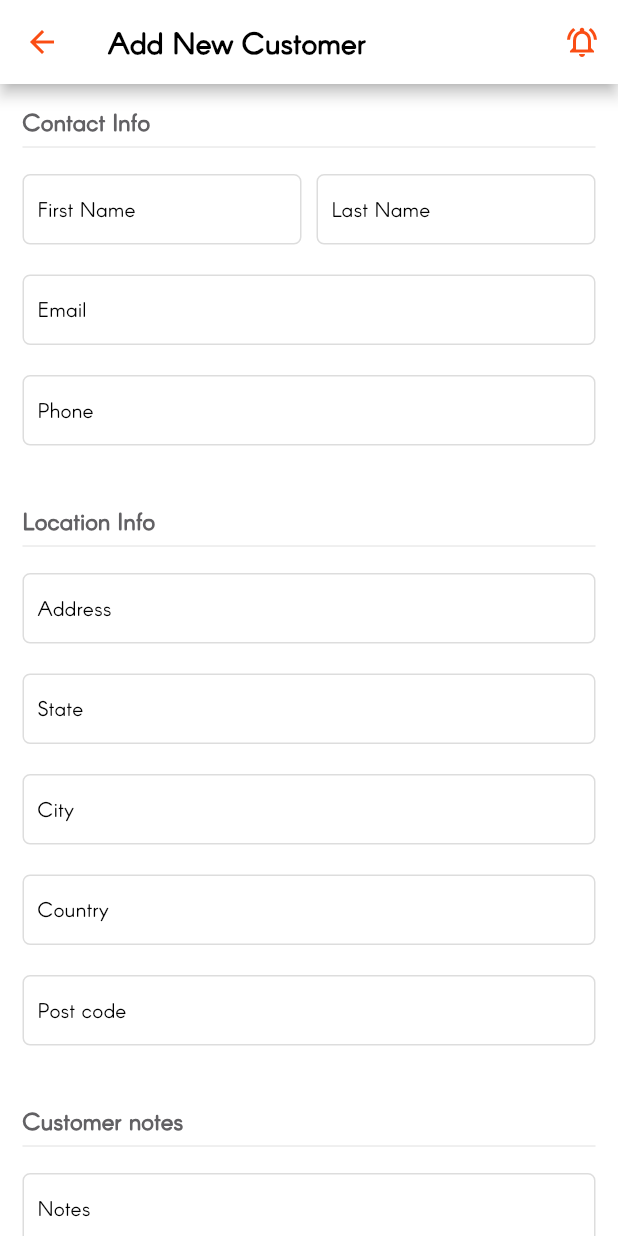
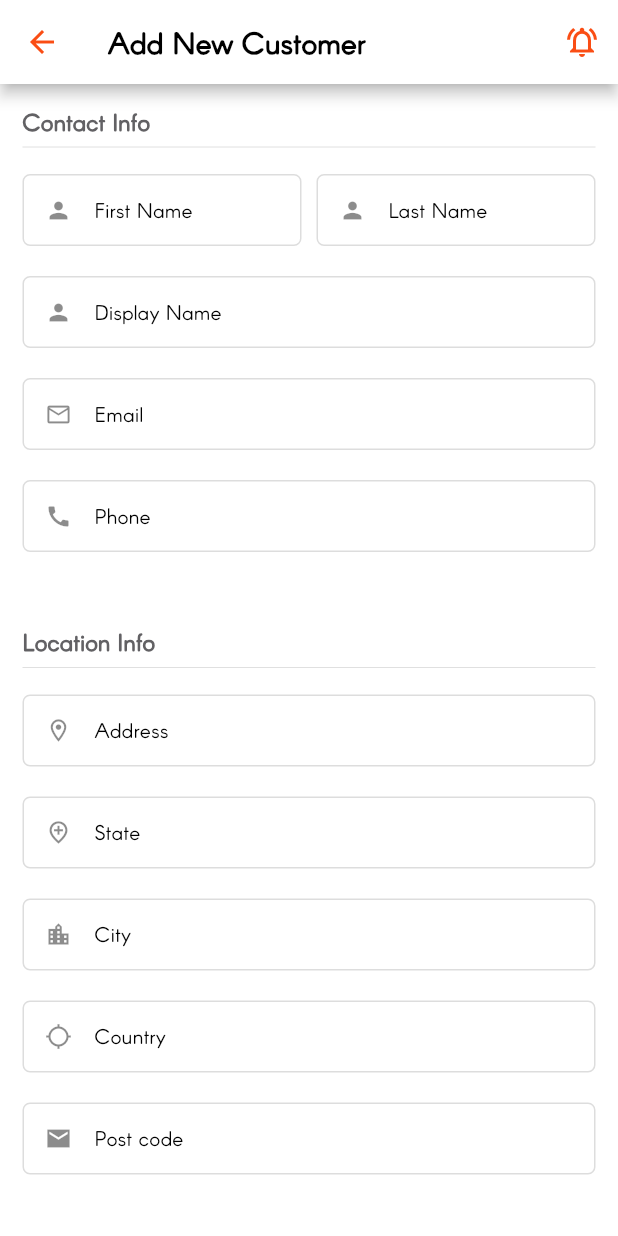
Before and after one commit to AbirAhsan/jacobpro, a Flutter app: the AddNewCustomerScreen screen opened by its route, on a phone screen of 412 x 824 dp. Run offline on Flutter 3.47's test engine with Material 2 defaults, Android fonts, the phone set to English and light mode, and no system bars; our stand-ins replace awesome_dialog, cached_network_image, easy_localization, flutter_easyloading, get, get_storage and 2 more; missing offline and left inert: google_static_maps_controller; accounts and stored records are empty.

Commit message:
add new customer implement successful

```diff
--- a/lib/view/my_customer/add_new_customer_screen.dart
+++ b/lib/view/my_customer/add_new_customer_screen.dart
@@ -3,6 +3,7 @@ import 'package:flutter/material.dart';
 import 'package:get/get.dart' hide Trans;
 import 'package:google_static_maps_controller/google_static_maps_controller.dart';
 import 'package:service/controller/customer_controller.dart';
+import 'package:service/services/validator_service.dart';
 import 'package:service/view/variables/colors_variable.dart';
 import 'package:service/view/variables/text_style.dart';
 import 'package:service/view/widgets/custom_company_button.dart';
@@ -48,8 +49,14 @@ class AddNewCustomerScreen extends StatelessWidget {
                             Expanded(
                                 child: CustomTextField(
                               labelText: "First Name",
-                              controller: customerCtrl.customerLastNameCtrl,
+                              controller: customerCtrl.customerFirstNameCtrl,
                               keyboardType: TextInputType.name,
+                              prefixIcon: const Icon(Icons.person),
+                              // validator: ValidatorService.validateSimpleFiled,
+                              onChanged: (value) {
+                                customerCtrl.customerPrefferedNameCtrl.text =
+                                    "$value ${customerCtrl.customerLastNameCtrl.text}";
+                              },
                             )),
                             const SizedBox(
                               width: 10,
@@ -58,19 +65,35 @@ class AddNewCustomerScreen extends StatelessWidget {
                                 child: CustomTextField(
                               labelText: "Last Name",
                               controller: customerCtrl.customerLastNameCtrl,
+                              prefixIcon: const Icon(Icons.person),
                               keyboardType: TextInputType.name,
+                              //   validator: ValidatorService.validateSimpleFiled,
+                              onChanged: (value) {
+                                customerCtrl.customerPrefferedNameCtrl.text =
+                                    "${customerCtrl.customerFirstNameCtrl.text} $value";
+                              },
                             )),
                           ],
                         ),
                         CustomTextField(
+                          labelText: "Display Name",
+                          controller: customerCtrl.customerPrefferedNameCtrl,
+                          prefixIcon: const Icon(Icons.person),
+                          keyboardType: TextInputType.name,
+                          validator: ValidatorService.validateSimpleFiled,
+                        ),
+                        CustomTextField(
                           labelText: "Email",
                           controller: customerCtrl.customerEmailCtrl,
+                          prefixIcon: const Icon(Icons.email_outlined),
+                          validator: ValidatorService.validateEmail,
                           keyboardType: TextInputType.emailAddress,
                         ),
                         CustomTextField(
                           labelText: "Phone",
                           controller: customerCtrl.customerMobileCtrl,
                           keyboardType: TextInputType.phone,
+                          prefixIcon: const Icon(Icons.call),
                           validator: (phone) {
                             if (phone!.isEmpty) {
                               return LocaleKeys.auth_phoneNumberRule1.tr();
@@ -81,7 +104,7 @@ class AddNewCustomerScreen extends StatelessWidget {
                           },
                         ),
                         const SizedBox(
-                          height: 30,
+                          height: 40,
                         ),
                         const Text(
                           "Location Info",
@@ -92,7 +115,9 @@ class AddNewCustomerScreen extends StatelessWidget {
                           labelText: "Address",
                           readOnly: true,
                           controller: customerCtrl.customerAddressCtrl,
+                          prefixIcon: const Icon(Icons.location_on_outlined),
                           keyboardType: TextInputType.streetAddress,
+                          validator: ValidatorService.validateSimpleFiled,
                           onTap: () {
                             customerCtrl.searchTextCtrl.clear();
                             customerCtrl.suggestedAddressList.clear();
@@ -104,6 +129,7 @@ class AddNewCustomerScreen extends StatelessWidget {
                           labelText: "State",
                           controller: customerCtrl.customerStateCtrl,
                           keyboardType: TextInputType.name,
+                          prefixIcon: const Icon(Icons.add_location_outlined),
                           readOnly: true,
                           onTap: () {
                             customerCtrl.searchTextCtrl.clear();
@@ -115,7 +141,9 @@ class AddNewCustomerScreen extends StatelessWidget {
                         CustomTextField(
                           labelText: "City",
                           controller: customerCtrl.customerCityCtrl,
+                          prefixIcon: const Icon(Icons.location_city),
                           keyboardType: TextInputType.name,
+                          validator: ValidatorService.validateSimpleFiled,
                           readOnly: true,
                           onTap: () {
                             customerCtrl.searchTextCtrl.clear();
@@ -127,7 +155,9 @@ class AddNewCustomerScreen extends StatelessWidget {
                         CustomTextField(
                           labelText: "Country",
                           controller: customerCtrl.customerCountryCtrl,
+                          prefixIcon: const Icon(Icons.location_searching),
                           keyboardType: TextInputType.name,
+                          validator: ValidatorService.validateSimpleFiled,
                           readOnly: true,
                           onTap: () {
                             customerCtrl.searchTextCtrl.clear();
@@ -140,6 +170,8 @@ class AddNewCustomerScreen extends StatelessWidget {
                           labelText: "Post code",
                           controller: customerCtrl.customerPostCodeCtrl,
                           keyboardType: TextInputType.number,
+                          prefixIcon: const Icon(Icons.local_post_office_sharp),
+                          validator: ValidatorService.validateSimpleFiled,
                           readOnly: true,
                           onTap: () {
                             customerCtrl.searchTextCtrl.clear();
@@ -149,7 +181,7 @@ class AddNewCustomerScreen extends StatelessWidget {
                           },
                         ),
                         const SizedBox(
-                          height: 30,
+                          height: 40,
                         ),
                         const Text(
                           "Customer notes",
@@ -159,6 +191,7 @@ class AddNewCustomerScreen extends StatelessWidget {
                         CustomTextField(
                           labelText: "Notes",
                           controller: customerCtrl.customerNoteCtrl,
+                          prefixIcon: const Icon(Icons.note_add_rounded),
                           keyboardType: TextInputType.text,
                         ),
                         SizedBox(
@@ -176,7 +209,9 @@ class AddNewCustomerScreen extends StatelessWidget {
                             ),
                             Expanded(
                                 child: CustomSubmitButton(
-                                    buttonName: "SAVE", onPressed: () {})),
+                                    buttonName: "SAVE",
+                                    onPressed: () =>
+                                        customerCtrl.addNewCustomer())),
                           ],
                         )
                       ],
--- a/lib/view/profile/profile_screen.dart
+++ b/lib/view/profile/profile_screen.dart
@@ -58,7 +58,7 @@ class ProfileDetailsScreen extends StatelessWidget {
                                     color: CustomColors.green),
                                 child: const Icon(
                                   Icons.check,
-                                  size: 18,
+                                  size: 14,
                                   color: CustomColors.white,
                                 ),
                               ),
@@ -100,7 +100,7 @@ class ProfileDetailsScreen extends StatelessWidget {
                                     color: CustomColors.green),
                                 child: const Icon(
                                   Icons.check,
-                                  size: 18,
+                                  size: 14,
                                   color: CustomColors.white,
                                 ),
                               ),
```
Also changed, not shown: lib/controller/customer_controller.dart (+43 -0 lines), lib/services/api_service/customer_api_services.dart (added, +93 -0 lines).
